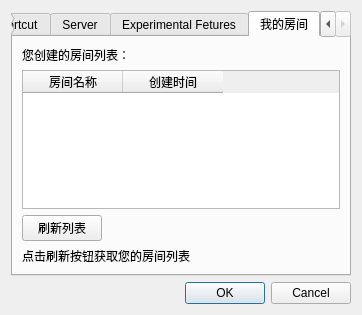
Qt form src/painttyDesktop/widgets/configuredialog.ui (liuyanghejerry/painttyWidgetLegacy) before a commit.
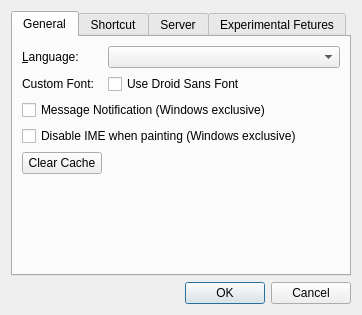
The same form after that commit. The open tabs and pages were chosen to show the change.

Commit message: refactor: 移除多人联机、房间管理和更新检查功能，转为纯本地绘画工具

```diff
--- a/src/painttyDesktop/widgets/configuredialog.ui
+++ b/src/painttyDesktop/widgets/configuredialog.ui
@@ -212,77 +212,6 @@
        </item>
       </layout>
      </widget>
-     <widget class="QWidget" name="myRoomsTab">
-      <attribute name="title">
-       <string>我的房间</string>
-      </attribute>
-      <layout class="QVBoxLayout" name="verticalLayout_4">
-       <item>
-        <widget class="QLabel" name="myRoomsLabel">
-         <property name="text">
-          <string>您创建的房间列表：</string>
-         </property>
-        </widget>
-       </item>
-       <item>
-        <widget class="QTableWidget" name="myRoomsTable">
-         <property name="alternatingRowColors">
-          <bool>true</bool>
-         </property>
-         <property name="selectionBehavior">
-          <enum>QAbstractItemView::SelectRows</enum>
-         </property>
-         <property name="columnCount">
-          <number>2</number>
-         </property>
-         <column>
-          <property name="text">
-           <string>房间名称</string>
-          </property>
-         </column>
-         <column>
-          <property name="text">
-           <string>创建时间</string>
-          </property>
-         </column>
-        </widget>
-       </item>
-       <item>
-        <layout class="QHBoxLayout" name="horizontalLayout">
-         <item>
-          <widget class="QPushButton" name="refreshMyRoomsButton">
-           <property name="text">
-            <string>刷新列表</string>
-           </property>
-          </widget>
-         </item>
-         <item>
-          <spacer name="horizontalSpacer">
-           <property name="orientation">
-            <enum>Qt::Horizontal</enum>
-           </property>
-           <property name="sizeHint" stdset="0">
-            <size>
-             <width>40</width>
-             <height>20</height>
-            </size>
-           </property>
-          </spacer>
-         </item>
-        </layout>
-       </item>
-       <item>
-        <widget class="QLabel" name="myRoomsStatusLabel">
-         <property name="text">
-          <string>点击刷新按钮获取您的房间列表</string>
-         </property>
-         <property name="wordWrap">
-          <bool>true</bool>
-         </property>
-        </widget>
-       </item>
-      </layout>
-     </widget>
     </widget>
    </item>
    <item>
```
The commit also changes 42 other files.
